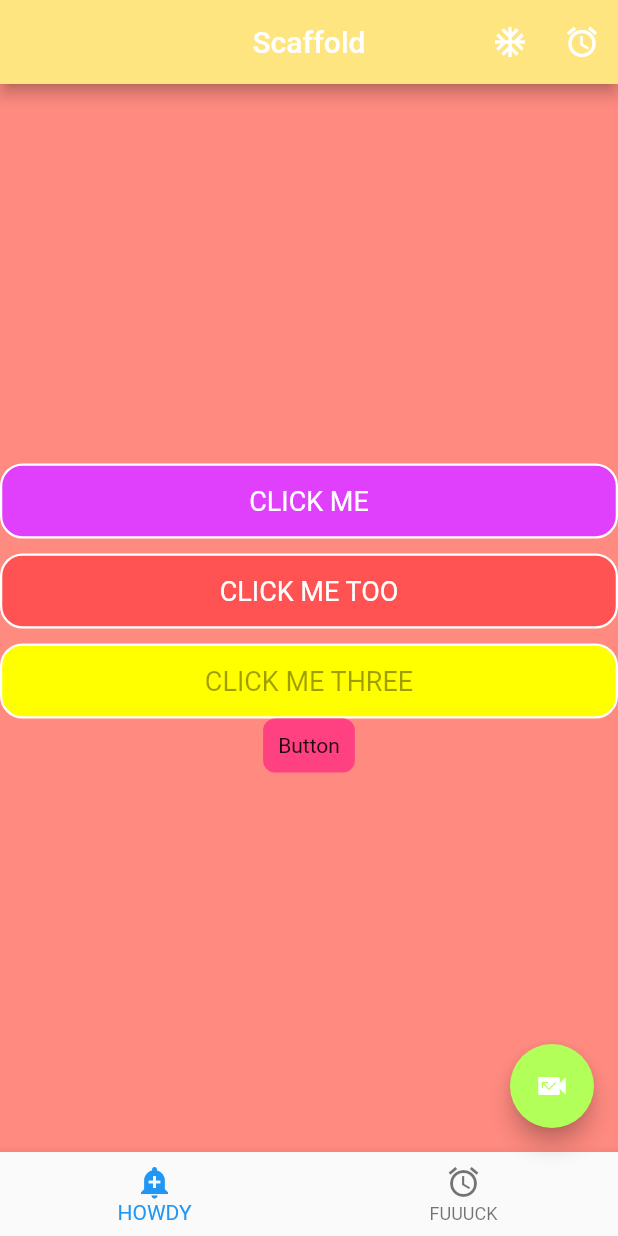
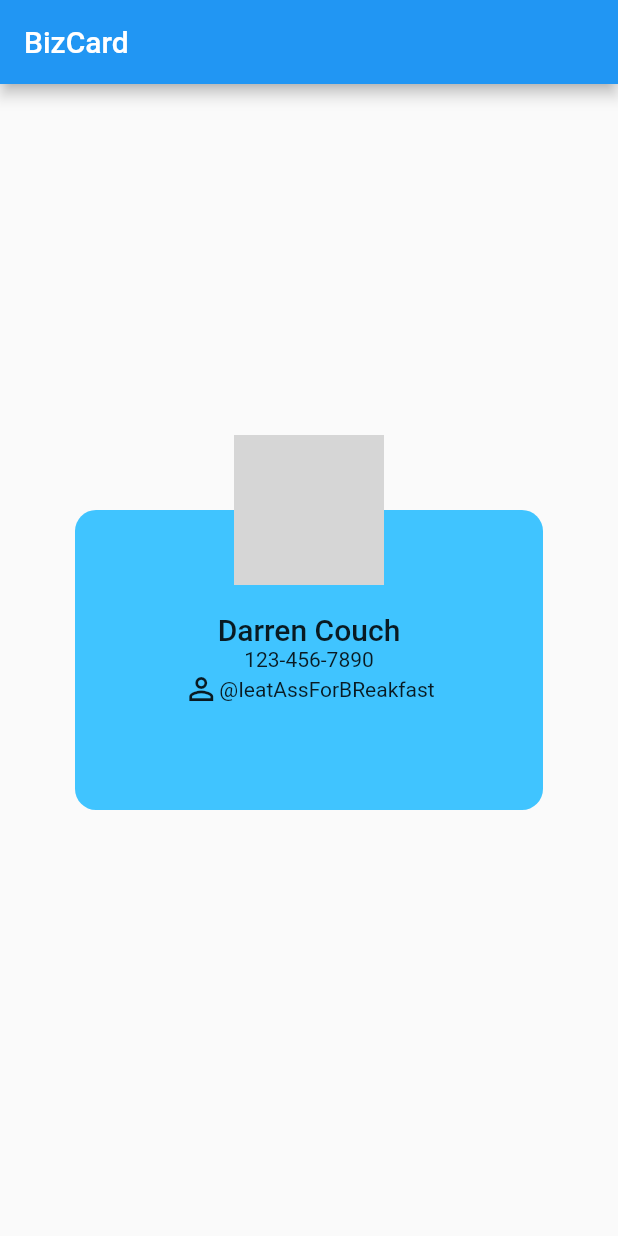
Before and after one commit to TheBilgeRat/flutter_dart_udemy, a Flutter app: the screen it shows after launch, on a phone screen of 412 x 824 dp. Run offline on Flutter 3.47's test engine with Material 2 defaults, Android fonts, the phone set to English and light mode, and no system bars; network calls fail; grey boxes are pictures that could not be loaded.

Commit message:
added BizCard

```diff
--- a/hello_world/lib/main.dart
+++ b/hello_world/lib/main.dart
@@ -4,5 +4,6 @@ import 'package:hello_world/ui/home.dart';
 //void main() => runApp(ScaffoldExample());
 
 void main() => runApp(MaterialApp(
-      home: ScaffoldExample(),
+      //home: ScaffoldExample(),
+      home: BizCard(),
     ));
--- a/hello_world/lib/ui/home.dart
+++ b/hello_world/lib/ui/home.dart
@@ -1,4 +1,64 @@
 import 'package:flutter/material.dart';
+
+class BizCard extends StatelessWidget {
+  @override
+  Widget build(BuildContext context) {
+    return Scaffold(
+      appBar: AppBar(
+        title: Text('BizCard'),
+      ),
+      body: Container(
+        alignment: Alignment.center,
+        child: Stack(
+          alignment: Alignment.topCenter,
+          children: [_getCard(), _getAvatar()],
+        ),
+      ),
+    );
+  }
+
+  Container _getCard() {
+    return Container(
+      width: 350,
+      height: 200,
+      margin: EdgeInsets.all(50.0),
+      decoration: BoxDecoration(
+          color: Colors.lightBlueAccent,
+          borderRadius: BorderRadius.circular(14.0)),
+      child: Column(
+        mainAxisAlignment: MainAxisAlignment.center,
+        children: [
+          Text(
+            'Darren Couch',
+            style: TextStyle(fontSize: 20.0, fontWeight: FontWeight.w500),
+          ),
+          Text('123-456-7890'),
+          Row(
+            mainAxisAlignment: MainAxisAlignment.center,
+            children: [
+              Icon(Icons.person_outline),
+              Text("@IeatAssForBReakfast")
+            ],
+          )
+        ],
+      ),
+    );
+  } // _getCard()
+
+  Container _getAvatar() {
+    return Container(
+      width: 100,
+      height: 100,
+      decoration: BoxDecoration(
+          color: Colors.white,
+          borderRadius: BorderRadius.all(Radius.circular(50.0)),
+          border: Border.all(color: Colors.redAccent, width: 1.2),
+          image: DecorationImage(
+              image: NetworkImage('https://picsum.photos/300/300'),
+              fit: BoxFit.cover)),
+    );
+  }
+}
 
 class ScaffoldExample extends StatelessWidget {
   _tapButton() {
```
